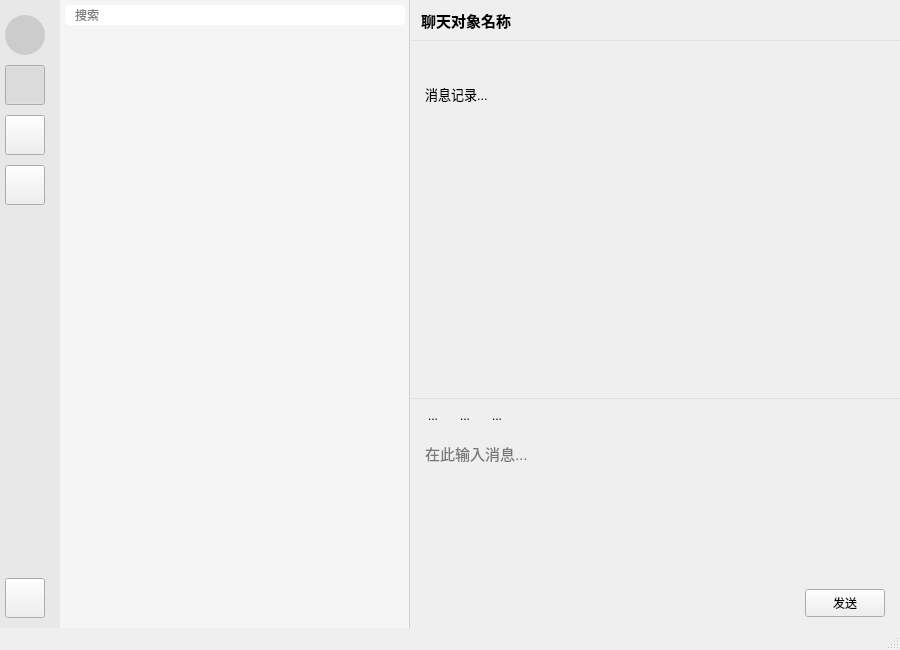
Old version of the form client/UChat/mainwindow.ui in the repository wellwei/UChat.
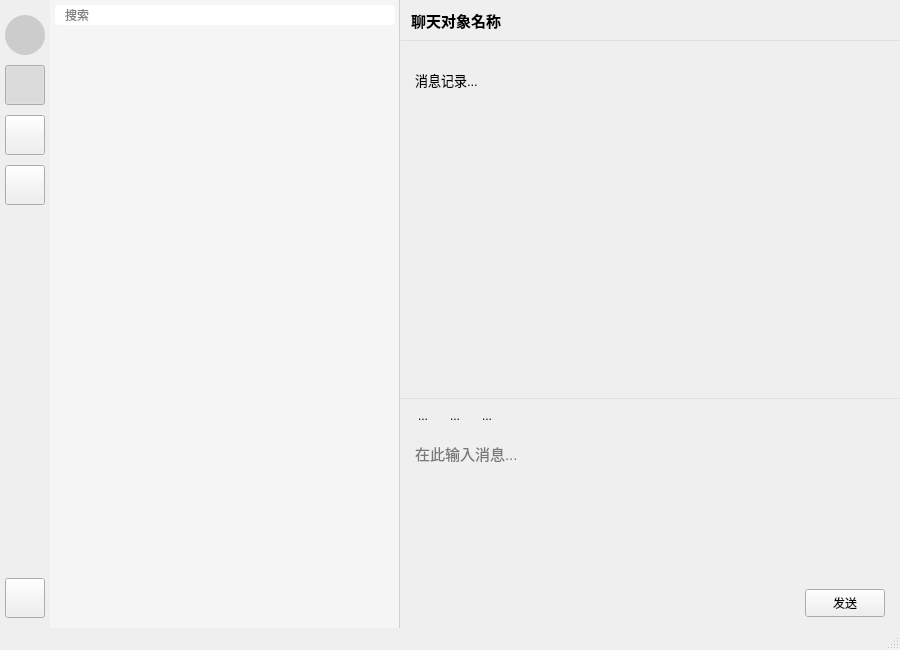
New version of the form. Icons and pictures are not drawn.

The edit to the form file:
```diff
--- a/client/UChat/mainwindow.ui
+++ b/client/UChat/mainwindow.ui
@@ -40,27 +40,6 @@
      <number>0</number>
     </property>
     <item>
-     <!-- ==================== 左侧导航栏 ==================== -->
-     <widget class="QWidget" name="sidebarWidget">
-      <property name="minimumSize">
-       <size>
-        <width>60</width>
-        <height>0</height>
-       </size>
-      </property>
-      <property name="maximumSize">
-       <size>
-        <width>60</width>
-        <height>16777215</height>
-       </size>
-      </property>
-      <property name="styleSheet">
-       <string notr="true">/* Sidebar 专属样式 */
-        QWidget#sidebarWidget {
-        background-color: #E8E8E8; /* 浅灰色背景 (亮色主题) */
-        /* 暗色主题: background-color: #2E2E2E; */
-        }</string>
-      </property>
       <layout class="QVBoxLayout" name="sidebarLayout">
        <property name="spacing">
         <number>10</number>
@@ -326,7 +305,6 @@
         </widget>
        </item>
       </layout>
-     </widget>
     </item>
     <item>
      <!-- ==================== 内容区域 ==================== -->
@@ -519,13 +497,14 @@
               </property>
               <property name="html">
                <string>&lt;!DOCTYPE HTML PUBLIC &quot;-//W3C//DTD HTML 4.0//EN&quot; &quot;http://www.w3.org/TR/REC-html40/strict.dtd&quot;&gt;
-                &lt;html&gt;&lt;head&gt;&lt;meta name=&quot;qrichtext&quot; content=&quot;1&quot; /&gt;&lt;meta charset=&quot;utf-8&quot; /&gt;&lt;style type=&quot;text/css&quot;&gt;
-                p, li { white-space: pre-wrap; }
-                hr { height: 1px; border-width: 0; }
-                li.unchecked::marker { content: &quot;\2610&quot;; }
-                li.checked::marker { content: &quot;\2612&quot;; }
-                &lt;/style&gt;&lt;/head&gt;&lt;body style=&quot; font-family:'Microsoft YaHei'; font-size:10pt; font-weight:400; font-style:normal;&quot;&gt;
-                &lt;p style=&quot; margin-top:0px; margin-bottom:0px; margin-left:0px; margin-right:0px; -qt-block-indent:0; text-indent:0px;&quot;&gt;消息记录...&lt;/p&gt;&lt;/body&gt;&lt;/html&gt;</string>
+&lt;html&gt;&lt;head&gt;&lt;meta name=&quot;qrichtext&quot; content=&quot;1&quot; /&gt;&lt;meta charset=&quot;utf-8&quot; /&gt;&lt;style type=&quot;text/css&quot;&gt;
+p, li { white-space: pre-wrap; }
+hr { height: 1px; border-width: 0; }
+li.unchecked::marker { content: &quot;\2610&quot;; }
+li.checked::marker { content: &quot;\2612&quot;; }
+&lt;/style&gt;&lt;/head&gt;&lt;body style=&quot; font-family:'.AppleSystemUIFont'; font-size:13pt; font-weight:400; font-style:normal;&quot;&gt;
+&lt;p style=&quot; margin-top:0px; margin-bottom:0px; margin-left:0px; margin-right:0px; -qt-block-indent:0; text-indent:0px;&quot;&gt;&lt;span style=&quot; font-family:'Microsoft YaHei'; font-size:10pt;&quot;&gt;                &lt;/span&gt;&lt;/p&gt;
+&lt;p style=&quot; margin-top:0px; margin-bottom:0px; margin-left:0px; margin-right:0px; -qt-block-indent:0; text-indent:0px;&quot;&gt;&lt;span style=&quot; font-family:'Microsoft YaHei'; font-size:10pt;&quot;&gt;消息记录...&lt;/span&gt;&lt;/p&gt;&lt;/body&gt;&lt;/html&gt;</string>
               </property>
              </widget>
             </item>
```
Left out of the diff: 153 changed lines with no effect on the pictures. Lines whose indentation alone changed are shown as unchanged.
